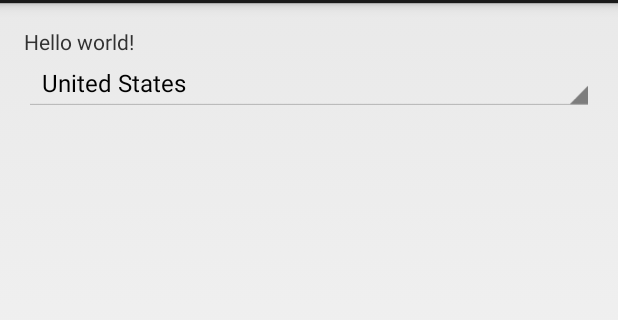
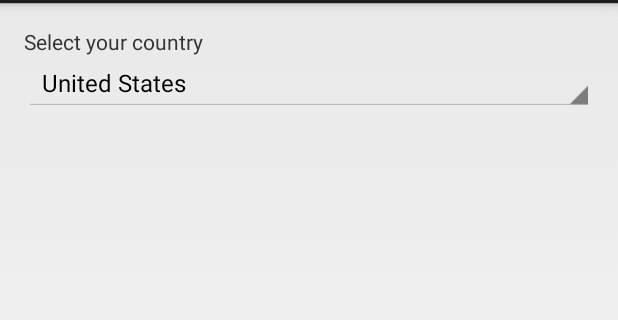
Before and after one commit to SnowdogApps/CountryList, an Android app: the screen it shows after launch (CountrListActivity), on a phone screen of 412 x 824 dp, the part 69-389 px from its top. Run offline under Robolectric (Android 15) with nearby library versions, the phone set to English and light mode, and no system bars.

Commit message:
added string Select your country

```diff
--- a/app/src/main/res/layout/fragment_countr_list.xml
+++ b/app/src/main/res/layout/fragment_countr_list.xml
@@ -12,7 +12,7 @@
         android:id="@+id/textView2"
         android:layout_width="wrap_content"
         android:layout_height="wrap_content"
-        android:text="@string/hello_world" />
+        android:text="@string/select_title" />
 
     <Spinner
         android:id="@+id/spinner_countrylist"
--- a/app/src/main/res/values/strings.xml
+++ b/app/src/main/res/values/strings.xml
@@ -4,5 +4,6 @@
     <string name="app_name">CountryList</string>
     <string name="hello_world">Hello world!</string>
     <string name="action_settings">Settings</string>
+    <string name="select_title">Select your country</string>
 
 </resources>
```
